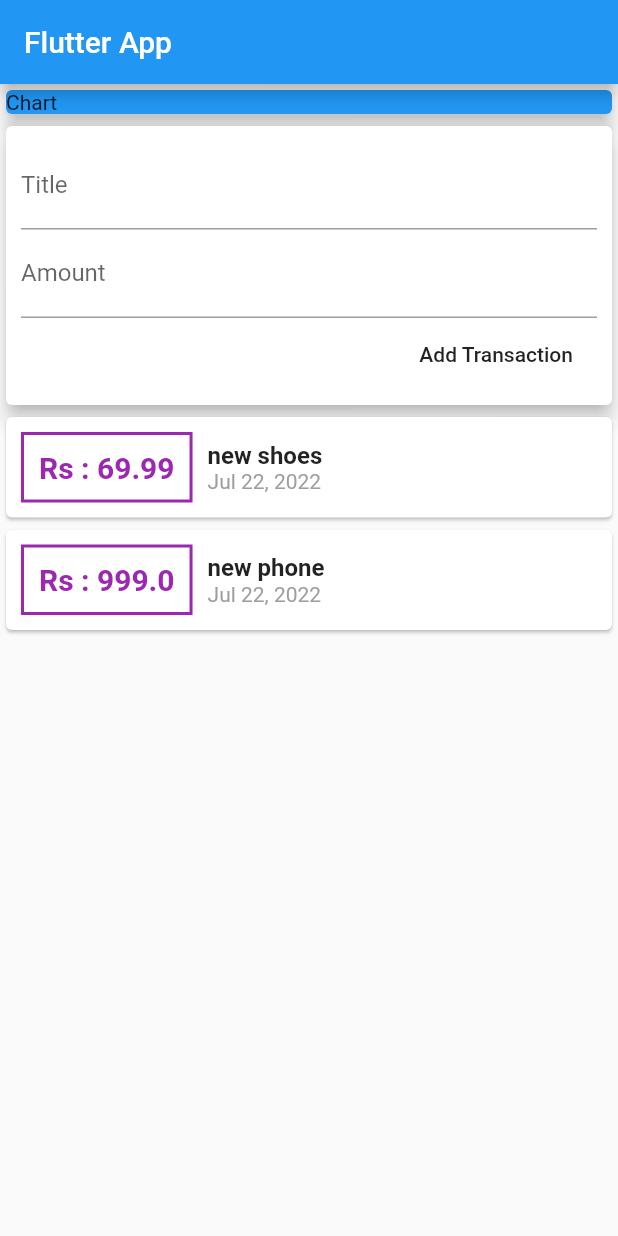
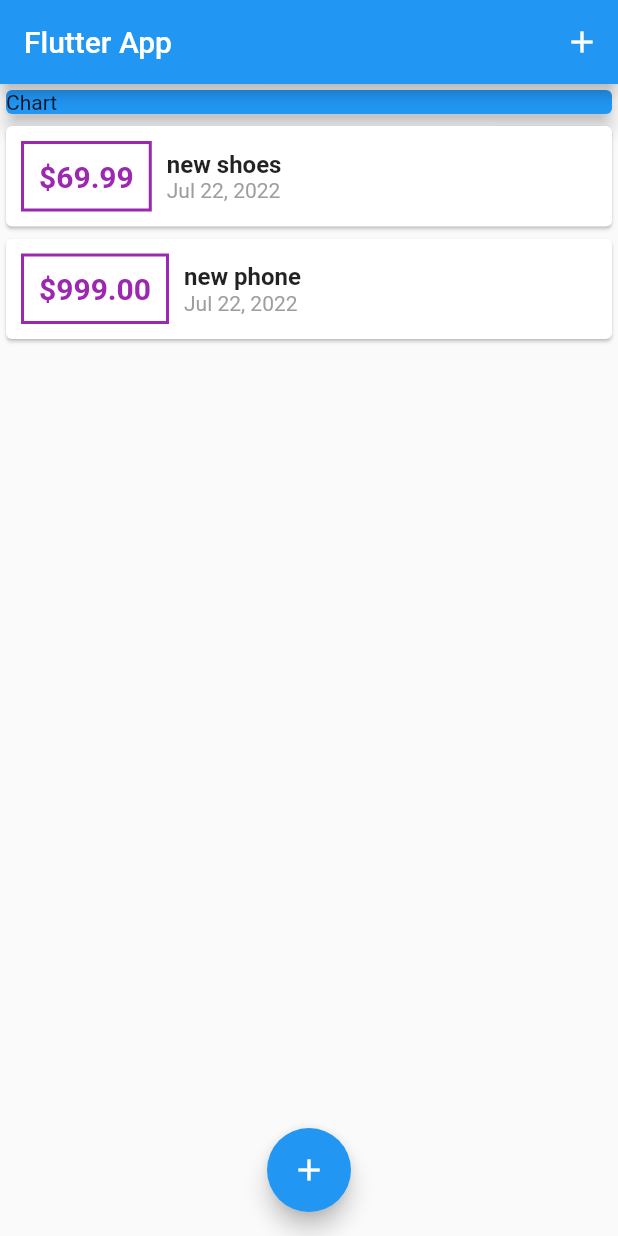
Before and after one commit to pamodaravihansa/Personal_Expenses_App, a Flutter app: the screen it shows after launch, on a phone screen of 412 x 824 dp. Run offline on Flutter 3.47's test engine with Material 2 defaults, Android fonts, the phone set to English and light mode, and no system bars.

```diff
--- a/lib/main.dart
+++ b/lib/main.dart
@@ -1,7 +1,10 @@
 // ignore_for_file: prefer_const_constructors, prefer_const_literals_to_create_immutables
 
 import 'package:flutter/material.dart';
-import './widgets/user_transactions.dart';
+import 'package:personal_expenses_app/widgets/transaction_list.dart';
+import './widgets/transaction_list.dart';
+import './widgets/new_transactions.dart';
+import './models/transaction.dart';
 
 void main() {
   runApp(MyApp());
@@ -19,19 +22,64 @@ class MyApp extends StatelessWidget {
   }
 }
 
-class MyHomePage extends StatelessWidget {
+class MyHomePage extends StatefulWidget {
   MyHomePage({Key? key}) : super(key: key);
 
+  @override
+  State<MyHomePage> createState() => _MyHomePageState();
+}
+
+class _MyHomePageState extends State<MyHomePage> {
+  final List<Transaction> _userTransactions = [
+    Transaction(
+      id: 't1',
+      title: 'new shoes',
+      amount: 69.99,
+      date: DateTime.now(),
+    ),
+    Transaction(
+      id: 't2',
+      title: 'new phone',
+      amount: 999,
+      date: DateTime.now(),
+    ),
+  ];
+
+  void _addNewTransaction(String txTitle, double txAmount) {
+    final newTx = Transaction(
+        title: txTitle,
+        amount: txAmount,
+        date: DateTime.now(),
+        id: DateTime.now().toString());
+
+    setState(() {
+      _userTransactions.add(newTx);
+    });
+  }
+
   // late String titleInput;
-  // late String amountInput;
+  void _startAddNewTransaction(BuildContext ctx) {
+    showModalBottomSheet(
+        context: ctx,
+        builder: (_) {
+          return NewTransaction(_addNewTransaction);
+        });
+  }
 
   @override
   Widget build(BuildContext context) {
     return Scaffold(
       appBar: AppBar(
         title: Text('Flutter App'),
+        actions: <Widget>[
+          IconButton(
+            onPressed: () => _startAddNewTransaction(context),
+            icon: Icon(Icons.add),
+          )
+        ],
       ),
-      body: Column(
+      body: SingleChildScrollView(
+        child: Column(
           children: [
             Container(
               width: double.infinity,
@@ -41,8 +89,14 @@ class MyHomePage extends StatelessWidget {
                 elevation: 5,
               ),
             ),
-          UserTransactions(),
+            TransactionList(_userTransactions),
           ],
+        ),
+      ),
+      floatingActionButtonLocation: FloatingActionButtonLocation.centerFloat,
+      floatingActionButton: FloatingActionButton(
+        child: Icon(Icons.add),
+        onPressed: () => _startAddNewTransaction(context),
       ),
     );
   }
--- a/lib/widgets/transaction_list.dart
+++ b/lib/widgets/transaction_list.dart
@@ -13,16 +13,17 @@ class TransactionList extends StatelessWidget {
 
   @override
   Widget build(BuildContext context) {
-    return Column(
-        crossAxisAlignment: CrossAxisAlignment.stretch,
-        children: transactions.map((tx) {
+    return Container(
+      height: 300,
+      child: ListView.builder(
+        itemBuilder: (ctx, index) {
           return Card(
             child: Row(
               children: [
                 Container(
                   margin: EdgeInsets.symmetric(vertical: 10, horizontal: 10),
                   child: Text(
-                    'Rs : ${tx.amount}'.toString(),
+                    '\$${transactions[index].amount.toStringAsFixed(2)}',
                     style: TextStyle(
                       color: Colors.purple,
                       fontWeight: FontWeight.bold,
@@ -41,14 +42,14 @@ class TransactionList extends StatelessWidget {
                   crossAxisAlignment: CrossAxisAlignment.start,
                   children: [
                     Text(
-                      tx.title,
+                      transactions[index].title,
                       style: TextStyle(
                         fontWeight: FontWeight.bold,
                         fontSize: 16,
                       ),
                     ),
                     Text(
-                      DateFormat.yMMMd().format(tx.date),
+                      DateFormat.yMMMd().format(transactions[index].date),
                       style: TextStyle(
                         color: Colors.grey,
                       ),
@@ -58,6 +59,9 @@ class TransactionList extends StatelessWidget {
               ],
             ),
           );
-        }).toList());
+        },
+        itemCount: transactions.length,
+      ),
+    );
   }
 }
--- a/lib/widgets/user_transactions.dart
+++ /dev/null
@@ -1,52 +0,0 @@
-// ignore_for_file: prefer_const_constructors
-
-import 'package:flutter/material.dart';
-import './transaction_list.dart';
-import './new_transactions.dart';
-import '../models/transaction.dart';
-
-class UserTransactions extends StatefulWidget {
-  const UserTransactions({Key? key}) : super(key: key);
-
-  @override
-  State<UserTransactions> createState() => _UserTransactionsState();
-}
-
-class _UserTransactionsState extends State<UserTransactions> {
-  final List<Transaction> _userTransactions = [
-    Transaction(
-      id: 't1',
-      title: 'new shoes',
-      amount: 69.99,
-      date: DateTime.now(),
-    ),
-    Transaction(
-      id: 't2',
-      title: 'new phone',
-      amount: 999,
-      date: DateTime.now(),
-    ),
-  ];
-
-  void _addNewTransaction(String txTitle, double txAmount) {
-    final newTx = Transaction(
-        title: txTitle,
-        amount: txAmount,
-        date: DateTime.now(),
-        id: DateTime.now().toString());
-
-    setState(() {
-      _userTransactions.add(newTx);
-    });
-  }
-
-  @override
-  Widget build(BuildContext context) {
-    return Column(
-      children: [
-        NewTransaction(_addNewTransaction),
-        TransactionList(_userTransactions),
-      ],
-    );
-  }
-}
```
Also changed, not shown: lib/widgets/new_transactions.dart (+19 -3 lines), pubspec.lock, 2 other files. Lines whose indentation alone changed are shown as unchanged.
